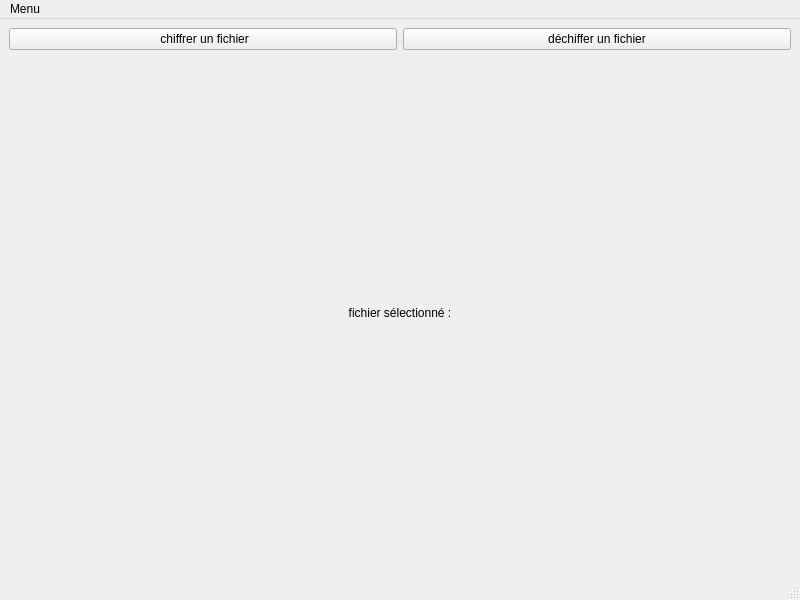
Qt form UI/mainwindow.ui (Gawdamn/chiffrement_AES) before a commit.
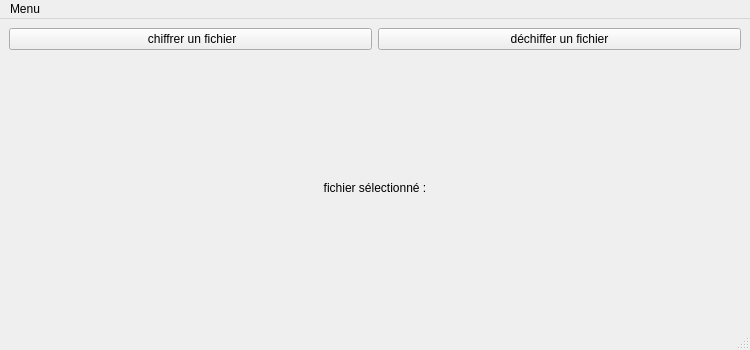
The same form after that commit.

Commit message: ajout esthétique : le nom de l'app (chiffr'AES)

```diff
--- a/UI/mainwindow.ui
+++ b/UI/mainwindow.ui
@@ -6,8 +6,8 @@
    <rect>
     <x>0</x>
     <y>0</y>
-    <width>800</width>
-    <height>600</height>
+    <width>750</width>
+    <height>350</height>
    </rect>
   </property>
   <property name="windowTitle">
@@ -54,7 +54,7 @@
     <rect>
      <x>0</x>
      <y>0</y>
-     <width>800</width>
+     <width>750</width>
      <height>23</height>
     </rect>
    </property>
```
Left out of the diff: 2 changed lines with no effect on the pictures.
